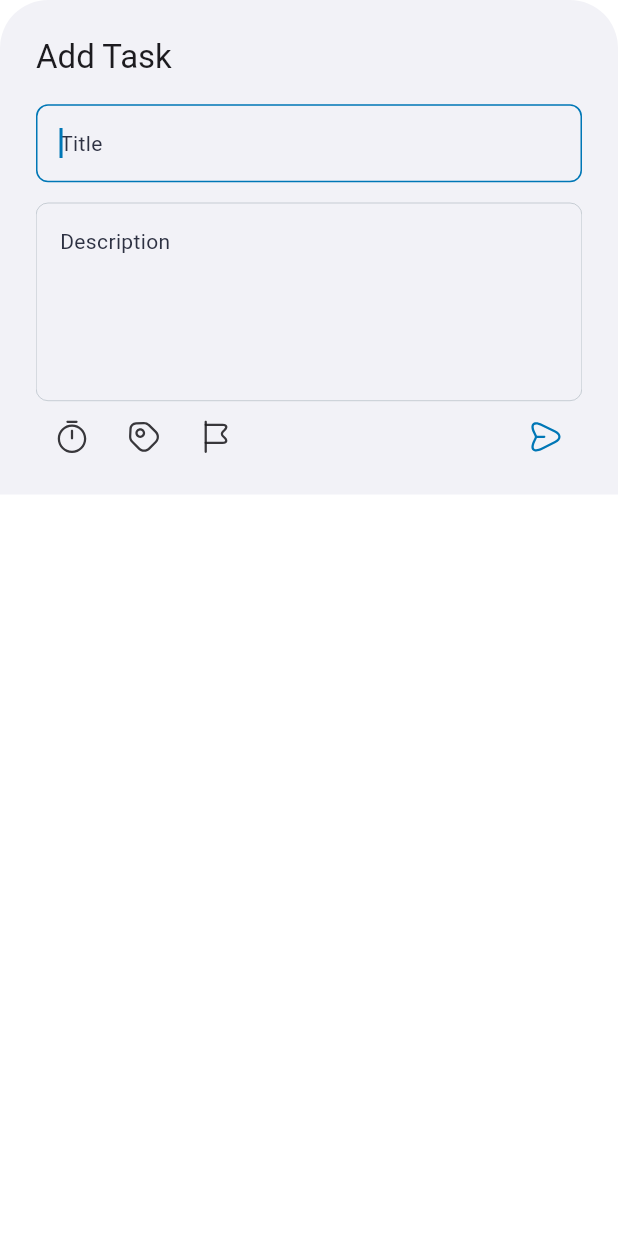
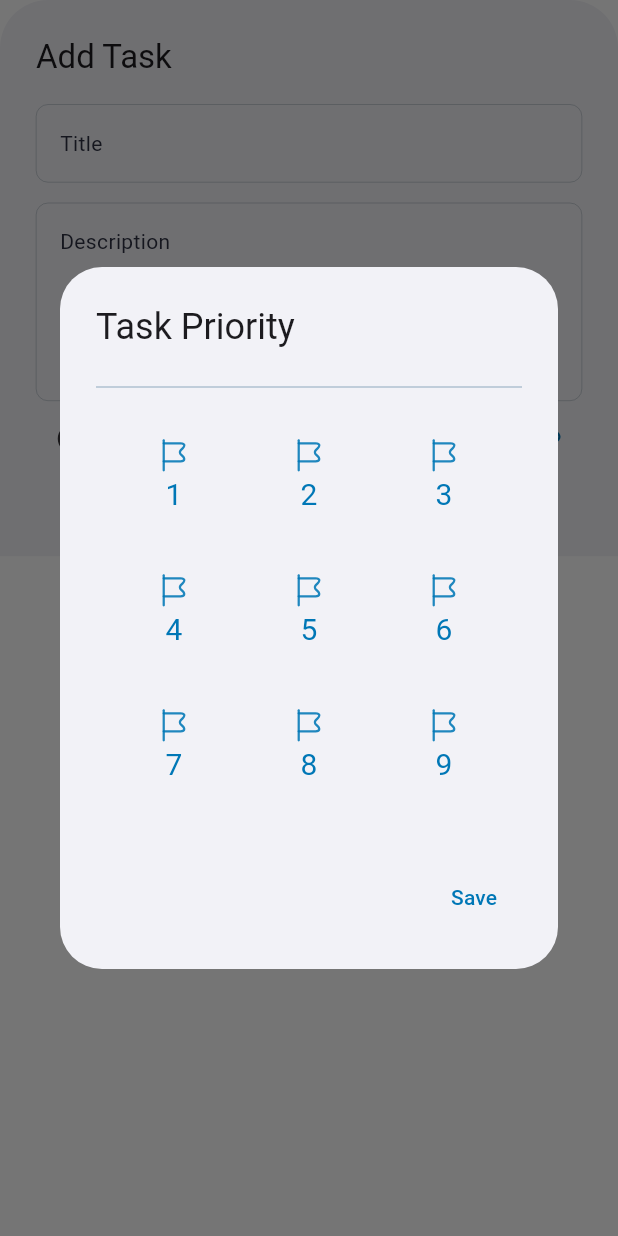
Before and after one commit to bedirhanssaglam/taskup, a Flutter app: the AddTaskBottomSheet widget shown alone on an empty page, opened directly, after a tap on an icon or button, on a phone screen of 412 x 824 dp. Run offline on Flutter 3.47's test engine with Material 3 defaults, Android fonts, the phone set to English and light mode, and no system bars; our stand-ins replace cloud_firestore, easy_localization, equatable, firebase_auth, firebase_core, firebase_storage and 7 more; missing offline and left inert: validify; accounts and stored records are empty; generated files the repository leaves out were written again.

Commit message:
feat: add speech to text to task description

```diff
--- a/lib/feature/home/view/home_view.dart
+++ b/lib/feature/home/view/home_view.dart
@@ -2,7 +2,7 @@ import 'package:flutter/material.dart';
 import 'package:flutter_riverpod/flutter_riverpod.dart';
 import 'package:gen/gen.dart';
 import 'package:task_management/feature/home/view/mixin/home_view_mixin.dart';
-import 'package:task_management/feature/home/view/widgets/add_task_sheet.dart';
+import 'package:task_management/product/components/bottom_sheet/add_task/add_task_sheet.dart';
 import 'package:task_management/product/components/text/locale_text.dart';
 import 'package:task_management/product/init/localization/locale_keys.g.dart';
 import 'package:task_management/product/state/product_provider_items.dart';
--- a/lib/feature/home/view/widgets/add_task_sheet.dart
+++ /dev/null
@@ -1,212 +0,0 @@
-import 'dart:developer';
-
-import 'package:flutter/material.dart';
-import 'package:flutter_screenutil/flutter_screenutil.dart';
-import 'package:gen/gen.dart';
-import 'package:task_management/product/components/button/app_text_button.dart';
-import 'package:task_management/product/components/text/locale_text.dart';
-import 'package:task_management/product/components/text_field/app_text_field.dart';
-import 'package:task_management/product/init/localization/locale_keys.g.dart';
-import 'package:task_management/product/utility/border_radius/app_border_radius.dart';
-import 'package:task_management/product/utility/date_time/date_time_picker.dart';
-import 'package:task_management/product/utility/extensions/context_extensions.dart';
-import 'package:task_management/product/utility/extensions/icon_extensions.dart';
-import 'package:task_management/product/utility/extensions/string_extensions.dart';
-import 'package:task_management/product/utility/paddings/app_paddings.dart';
-import 'package:task_management/product/utility/size/widget_sizes.dart';
-import 'package:widget/widget.dart';
-
-final class AddTaskBottomSheet extends StatefulWidget {
-  const AddTaskBottomSheet({super.key});
-
-  static Future<void> show(BuildContext context) async {
-    await BottomSheetBase.show<void>(
-      context: context,
-      builder: (context) => const AddTaskBottomSheet(),
-    );
-  }
-
-  @override
-  State<AddTaskBottomSheet> createState() => _AddTaskBottomSheetState();
-}
-
-class _AddTaskBottomSheetState extends State<AddTaskBottomSheet> {
-  int? _selectedPriority;
-
-  @override
-  Widget build(BuildContext context) {
-    final keyboardPadding = MediaQuery.of(context).viewInsets.bottom;
-
-    return Material(
-      borderRadius: const AppBorderRadius.onlyTop(),
-      child: Padding(
-        padding: EdgeInsets.only(bottom: keyboardPadding),
-        child: Container(
-          height: .4.sh,
-          width: 1.sw,
-          padding: const AppPadding.largeAll(),
-          decoration: BoxDecoration(
-            color: context.colorScheme.background,
-            borderRadius: const AppBorderRadius.onlyTop(),
-          ),
-          child: SingleChildScrollView(
-            child: Column(
-              crossAxisAlignment: CrossAxisAlignment.start,
-              children: [
-                LocaleText(
-                  LocaleKeys.addTask_addTaskText,
-                  style: context.textTheme.titleLarge,
-                ),
-                WidgetSizes.spacingMx.verticalSpace,
-                AppTextField(
-                  hintText: LocaleKeys.addTask_title.locale,
-                  autofocus: true,
-                ),
-                WidgetSizes.spacingSs.verticalSpace,
-                AppTextField(
-                  hintText: LocaleKeys.addTask_description.locale,
-                  maxLines: 5,
-                  textInputAction: TextInputAction.done,
-                ),
-                Row(
-                  mainAxisAlignment: MainAxisAlignment.spaceBetween,
-                  children: [
-                    Row(
-                      children: [
-                        IconButton(
-                          onPressed: () {
-                            _selectDateTime(context);
-                          },
-                          icon: Assets.icons.timer.colored(
-                            context.colorScheme.onBackground,
-                          ),
-                        ),
-                        IconButton(
-                          onPressed: () {
-                            _showPriorityDialog(context);
-                          },
-                          icon: Assets.icons.tag.colored(
-                            context.colorScheme.onBackground,
-                          ),
-                        ),
-                        IconButton(
-                          onPressed: () {},
-                          icon: Assets.icons.flag.colored(
-                            context.colorScheme.onBackground,
-                          ),
-                        ),
-                      ],
-                    ),
-                    IconButton(
-                      onPressed: () {},
-                      icon: Assets.icons.send.colored(
-                        context.colorScheme.primary,
-                      ),
-                    ),
-                  ],
-                ),
-              ],
-            ),
-          ),
-        ),
-      ),
-    );
-  }
-
-  Future<void> _selectDateTime(BuildContext context) async {
-    final selectedDate = await DateTimePicker.pickDate(context);
-    if (selectedDate == null) {
-      log('Tarih seçilmedi.');
-      return;
-    }
-
-    final selectedTime = await DateTimePicker.pickTime(context);
-    if (selectedTime == null) {
-      log('Saat seçilmedi.');
-      return;
-    }
-
-    final finalDateTime = DateTimePicker.combineDateAndTime(
-      selectedDate,
-      selectedTime,
-    );
-    log('Selected date and time: $finalDateTime');
-  }
-
-  Future<void> _showPriorityDialog(BuildContext context) async {
-    return showDialog<void>(
-      context: context,
-      builder: (BuildContext context) {
-        return AlertDialog(
-          title: LocaleText(LocaleKeys.addTask_taskPriority),
-          backgroundColor: context.colorScheme.background,
-          content: SizedBox(
-            width: double.maxFinite,
-            child: Column(
-              mainAxisSize: MainAxisSize.min,
-              children: [
-                const Divider(),
-                GridView.builder(
-                  shrinkWrap: true,
-                  padding: const AppPadding.mediumAll(),
-                  gridDelegate: const SliverGridDelegateWithFixedCrossAxisCount(
-                    crossAxisCount: 4,
-                    crossAxisSpacing: 10,
-                    mainAxisSpacing: 10,
-                  ),
-                  itemCount: 10,
-                  itemBuilder: (BuildContext context, int index) {
-                    final priority = index + 1;
-                    return GestureDetector(
-                      onTap: () {
-                        setState(() {
-                          _selectedPriority = priority;
-                        });
-                        Navigator.of(context).pop();
-                      },
-                      child: Container(
-                        decoration: BoxDecoration(
-                          color: _selectedPriority == priority
-                              ? context.colorScheme.primary
-                              : context.colorScheme.background,
-                          borderRadius: BorderRadius.circular(8),
-                        ),
-                        child: Center(
-                          child: Column(
-                            mainAxisAlignment: MainAxisAlignment.center,
-                            children: [
-                              Assets.icons.flag.colored(
-                                _selectedPriority == priority
-                                    ? context.colorScheme.background
-                                    : context.colorScheme.primary,
-                              ),
-                              Text(
-                                '$priority',
-                                style: TextStyle(
-                                  color: _selectedPriority == priority
-                                      ? context.colorScheme.background
-                                      : context.colorScheme.primary,
-                                  fontSize: 20,
-                                ),
-                              ),
-                            ],
-                          ),
-                        ),
-                      ),
-                    );
-                  },
-                ),
-              ],
-            ),
-          ),
-          actions: [
-            AppTextButton(
-              text: LocaleKeys.addTask_save,
-              onPressed: Navigator.of(context).pop,
-            ),
-          ],
-        );
-      },
-    );
-  }
-}
--- /dev/null
+++ b/lib/product/components/bottom_sheet/add_task/add_task_sheet.dart
@@ -0,0 +1,150 @@
+import 'package:flutter/material.dart';
+import 'package:flutter_screenutil/flutter_screenutil.dart';
+import 'package:gen/gen.dart';
+import 'package:task_management/product/components/bottom_sheet/add_task/date_time_selector.dart';
+import 'package:task_management/product/components/bottom_sheet/add_task/priority_dialog.dart';
+import 'package:task_management/product/components/text/locale_text.dart';
+import 'package:task_management/product/components/text_field/app_text_field.dart';
+import 'package:task_management/product/init/localization/locale_keys.g.dart';
+import 'package:task_management/product/service/speech_recognation/speech_recognation_service.dart';
+import 'package:task_management/product/utility/border_radius/app_border_radius.dart';
+import 'package:task_management/product/utility/extensions/context_extensions.dart';
+import 'package:task_management/product/utility/extensions/icon_extensions.dart';
+import 'package:task_management/product/utility/extensions/string_extensions.dart';
+import 'package:task_management/product/utility/paddings/app_paddings.dart';
+import 'package:task_management/product/utility/size/widget_sizes.dart';
+import 'package:widget/widget.dart';
+
+final class AddTaskBottomSheet extends StatefulWidget {
+  const AddTaskBottomSheet({super.key});
+
+  static Future<void> show(BuildContext context) async {
+    await BottomSheetBase.show<void>(
+      context: context,
+      builder: (context) => const AddTaskBottomSheet(),
+    );
+  }
+
+  @override
+  State<AddTaskBottomSheet> createState() => _AddTaskBottomSheetState();
+}
+
+class _AddTaskBottomSheetState extends State<AddTaskBottomSheet>
+    with _AddTaskMixin {
+  @override
+  Widget build(BuildContext context) {
+    final keyboardPadding = MediaQuery.of(context).viewInsets.bottom;
+
+    return Material(
+      borderRadius: const AppBorderRadius.onlyTop(),
+      child: Padding(
+        padding: EdgeInsets.only(bottom: keyboardPadding),
+        child: Container(
+          height: .45.sh,
+          width: 1.sw,
+          padding: const AppPadding.largeAll(),
+          decoration: BoxDecoration(
+            color: context.colorScheme.background,
+            borderRadius: const AppBorderRadius.onlyTop(),
+          ),
+          child: SingleChildScrollView(
+            child: Column(
+              crossAxisAlignment: CrossAxisAlignment.start,
+              children: [
+                LocaleText(
+                  LocaleKeys.addTask_addTaskText,
+                  style: context.textTheme.titleLarge,
+                ),
+                WidgetSizes.spacingMx.verticalSpace,
+                AppTextField(
+                  hintText: LocaleKeys.addTask_title.locale,
+                  autofocus: true,
+                ),
+                WidgetSizes.spacingSs.verticalSpace,
+                ValueListenableBuilder<String>(
+                  valueListenable: descriptionNotifier,
+                  builder: (context, description, child) {
+                    return AppTextField(
+                      hintText: LocaleKeys.addTask_description.locale,
+                      maxLines: 5,
+                      textInputAction: TextInputAction.done,
+                      controller: descriptionController,
+                      onChanged: (value) {
+                        descriptionNotifier.value = value;
+                      },
+                      suffixIcon: IconButton(
+                        onPressed: () => speechService.toggleListening((
+                          String result,
+                        ) {
+                          descriptionNotifier.value = result;
+                        }),
+                        icon: const Icon(Icons.mic_none),
+                      ),
+                    );
+                  },
+                ),
+                Row(
+                  mainAxisAlignment: MainAxisAlignment.spaceBetween,
+                  children: [
+                    Row(
+                      children: [
+                        DateTimeSelector(
+                          onDateTimeSelected: (DateTime dateTime) {},
+                        ),
+                        IconButton(
+                          onPressed: () {},
+                          icon: Assets.icons.tag.colored(
+                            context.colorScheme.onBackground,
+                          ),
+                        ),
+                        ValueListenableBuilder<int?>(
+                          valueListenable: priorityNotifier,
+                          builder: (context, selectedPriority, child) {
+                            return PriorityDialog(
+                              selectedPriority: selectedPriority,
+                              onPrioritySelected: (priority) {
+                                priorityNotifier.value = priority;
+                              },
+                            );
+                          },
+                        ),
+                      ],
+                    ),
+                    IconButton(
+                      onPressed: () {},
+                      icon: Assets.icons.send.colored(
+                        context.colorScheme.primary,
+                      ),
+                    ),
+                  ],
+                ),
+              ],
+            ),
+          ),
+        ),
+      ),
+    );
+  }
+}
+
+mixin _AddTaskMixin on State<AddTaskBottomSheet> {
+  final ValueNotifier<String> descriptionNotifier = ValueNotifier<String>('');
+  final ValueNotifier<int?> priorityNotifier = ValueNotifier<int?>(null);
+  final SpeechRecognitionService speechService = SpeechRecognitionService();
+  final TextEditingController descriptionController = TextEditingController();
+
+  @override
+  void initState() {
+    super.initState();
+    descriptionController.text = descriptionNotifier.value;
+    descriptionNotifier.addListener(() {
+      descriptionController.text = descriptionNotifier.value;
+    });
+  }
+
+  @override
+  void dispose() {
+    descriptionController.dispose();
+    super.dispose();
+  }
+}
--- /dev/null
+++ b/lib/product/components/bottom_sheet/add_task/date_time_selector.dart
@@ -0,0 +1,34 @@
+// ignore_for_file: use_build_context_synchronously
+
+import 'package:flutter/material.dart';
+import 'package:gen/gen.dart';
+import 'package:task_management/product/utility/date_time/date_time_picker.dart';
+import 'package:task_management/product/utility/extensions/context_extensions.dart';
+import 'package:task_management/product/utility/extensions/icon_extensions.dart';
+
+class DateTimeSelector extends StatelessWidget {
+  const DateTimeSelector({required this.onDateTimeSelected, super.key});
+  final void Function(DateTime) onDateTimeSelected;
+
+  @override
+  Widget build(BuildContext context) {
+    return IconButton(
+      onPressed: () => _changeSelectedDate(context),
+      icon: Assets.icons.timer.colored(context.colorScheme.onBackground),
+    );
+  }
+
+  Future<void> _changeSelectedDate(BuildContext context) async {
+    final selectedDate = await DateTimePicker.pickDate(context);
+    if (selectedDate != null) {
+      final selectedTime = await DateTimePicker.pickTime(context);
+      if (selectedTime != null) {
+        final finalDateTime = DateTimePicker.combineDateAndTime(
+          selectedDate,
+          selectedTime,
+        );
+        onDateTimeSelected(finalDateTime);
+      }
+    }
+  }
+}
--- /dev/null
+++ b/lib/product/components/bottom_sheet/add_task/priority_dialog.dart
@@ -0,0 +1,101 @@
+import 'package:flutter/material.dart';
+import 'package:gen/gen.dart';
+import 'package:task_management/product/components/button/app_text_button.dart';
+import 'package:task_management/product/components/text/locale_text.dart';
+import 'package:task_management/product/init/localization/locale_keys.g.dart';
+import 'package:task_management/product/utility/extensions/context_extensions.dart';
+import 'package:task_management/product/utility/extensions/icon_extensions.dart';
+import 'package:task_management/product/utility/paddings/app_paddings.dart';
+
+class PriorityDialog extends StatelessWidget {
+  const PriorityDialog({
+    required this.selectedPriority,
+    required this.onPrioritySelected,
+    super.key,
+  });
+  final int? selectedPriority;
+  final void Function(int) onPrioritySelected;
+
+  @override
+  Widget build(BuildContext context) {
+    return IconButton(
+      onPressed: () => _showPriorityDialog(context),
+      icon: Assets.icons.flag.colored(context.colorScheme.onBackground),
+    );
+  }
+
+  Future<void> _showPriorityDialog(BuildContext context) async {
+    return showDialog<void>(
+      context: context,
+      builder: (BuildContext context) {
+        return AlertDialog(
+          title: LocaleText(LocaleKeys.addTask_taskPriority),
+          backgroundColor: context.colorScheme.background,
+          content: SizedBox(
+            width: double.maxFinite,
+            child: Column(
+              mainAxisSize: MainAxisSize.min,
+              children: [
+                const Divider(),
+                GridView.builder(
+                  shrinkWrap: true,
+                  padding: const AppPadding.mediumAll(),
+                  gridDelegate: const SliverGridDelegateWithFixedCrossAxisCount(
+                    crossAxisCount: 3,
+                    crossAxisSpacing: 10,
+                    mainAxisSpacing: 10,
+                  ),
+                  itemCount: 9,
+                  itemBuilder: (BuildContext context, int index) {
+                    final priority = index + 1;
+                    return GestureDetector(
+                      onTap: () {
+                        onPrioritySelected(priority);
+                        Navigator.of(context).pop();
+                      },
+                      child: Container(
+                        decoration: BoxDecoration(
+                          color: selectedPriority == priority
+                              ? context.colorScheme.primary
+                              : context.colorScheme.background,
+                          borderRadius: BorderRadius.circular(8),
+                        ),
+                        child: Center(
+                          child: Column(
+                            mainAxisAlignment: MainAxisAlignment.center,
+                            children: [
+                              Assets.icons.flag.colored(
+                                selectedPriority == priority
+                                    ? context.colorScheme.background
+                                    : context.colorScheme.primary,
+                              ),
+                              Text(
+                                '$priority',
+                                style: TextStyle(
+                                  color: selectedPriority == priority
+                                      ? context.colorScheme.background
+                                      : context.colorScheme.primary,
+                                  fontSize: 20,
+                                ),
+                              ),
+                            ],
+                          ),
+                        ),
+                      ),
+                    );
+                  },
+                ),
+              ],
+            ),
+          ),
+          actions: [
+            AppTextButton(
+              text: LocaleKeys.addTask_save,
+              onPressed: Navigator.of(context).pop,
+            ),
+          ],
+        );
+      },
+    );
+  }
+}
--- a/lib/product/components/text_field/app_text_field.dart
+++ b/lib/product/components/text_field/app_text_field.dart
@@ -18,6 +18,7 @@ final class AppTextField extends StatelessWidget {
     this.borderRadius = const BorderRadius.all(Radius.circular(8)),
     this.maxLines = 1,
     this.autofocus = false,
+    this.onChanged,
   });
 
   final String? hintText;
@@ -32,6 +33,7 @@ final class AppTextField extends StatelessWidget {
   final String? title;
   final int maxLines;
   final bool autofocus;
+  final void Function(String)? onChanged;
 
   @override
   Widget build(BuildContext context) {
@@ -83,6 +85,7 @@ final class AppTextField extends StatelessWidget {
             ),
           ),
           validator: validator,
+          onChanged: onChanged,
         ),
       ],
     );
--- /dev/null
+++ b/lib/product/service/speech_recognation/speech_recognation_service.dart
@@ -0,0 +1,25 @@
+import 'package:speech_to_text/speech_to_text.dart' as stt;
+
+class SpeechRecognitionService {
+  final stt.SpeechToText _speech = stt.SpeechToText();
+  bool _isListening = false;
+
+  bool get isListening => _isListening;
+
+  Future<void> toggleListening(void Function(String) onResult) async {
+    if (_isListening) {
+      await _speech.stop();
+    } else {
+      final available = await _speech.initialize();
+      if (available) {
+        _isListening = true;
+        await _speech.listen(
+          onResult: (result) {
+            onResult(result.recognizedWords);
+          },
+        );
+      }
+    }
+    _isListening = !_isListening;
+  }
+}
--- a/pubspec.yaml
+++ b/pubspec.yaml
@@ -20,6 +20,8 @@ dependencies:
   firebase_ui_firestore: ^1.6.4
   equatable: ^2.0.5
   riverpod_annotation: ^2.3.5
+  speech_to_text: ^6.2.0
+  flutter_tts: ^3.3.0
 
   # Utility & Widget
   cupertino_icons: ^1.0.6
```
Also changed, not shown: 3 other files.
